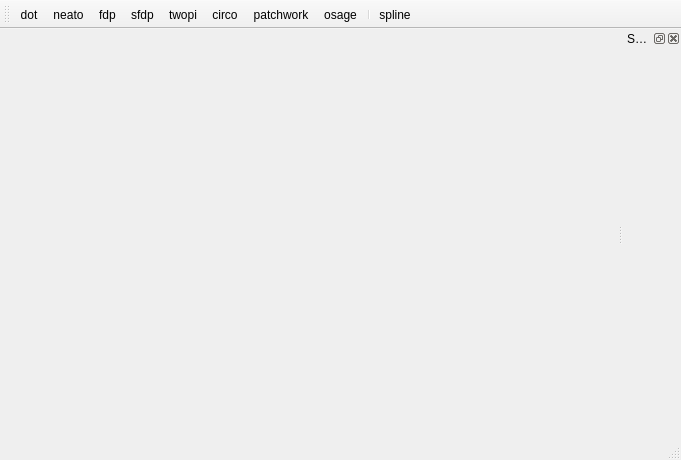
Old version of the form src/main_window.ui in the repository kvakvs/xrefgui1.
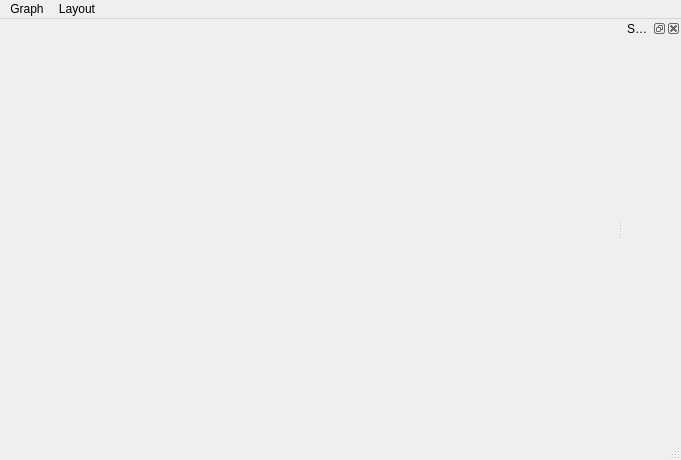
New version of the form.

What changed in the file:
```diff
--- a/src/main_window.ui
+++ b/src/main_window.ui
@@ -25,14 +25,17 @@
      <height>25</height>
     </rect>
    </property>
-  </widget>
-  <widget class="QToolBar" name="mainToolBar">
-   <attribute name="toolBarArea">
-    <enum>TopToolBarArea</enum>
-   </attribute>
-   <attribute name="toolBarBreak">
-    <bool>false</bool>
-   </attribute>
+   <widget class="QMenu" name="menuGraph">
+    <property name="title">
+     <string>Graph</string>
+    </property>
+    <addaction name="actionReset_and_populate"/>
+    <addaction name="actionSpline"/>
+   </widget>
+   <widget class="QMenu" name="menuLayout">
+    <property name="title">
+     <string>Layout</string>
+    </property>
    <addaction name="actionDot"/>
    <addaction name="actionNeato"/>
    <addaction name="actionFdp"/>
@@ -41,8 +44,9 @@
    <addaction name="actionCirco"/>
    <addaction name="actionPatchwork"/>
    <addaction name="actionOsage"/>
-   <addaction name="separator"/>
-   <addaction name="actionSpline"/>
+   </widget>
+   <addaction name="menuGraph"/>
+   <addaction name="menuLayout"/>
   </widget>
   <widget class="QStatusBar" name="statusBar"/>
   <widget class="QDockWidget" name="dockWidget0">
@@ -132,7 +136,7 @@
     <bool>false</bool>
    </property>
    <property name="text">
-    <string>spline</string>
+    <string>Use splines for layout</string>
    </property>
    <property name="toolTip">
     <string>Use splines</string>
```
Left out of the diff: 23 changed lines with no effect on the pictures. Lines whose indentation alone changed are shown as unchanged.
